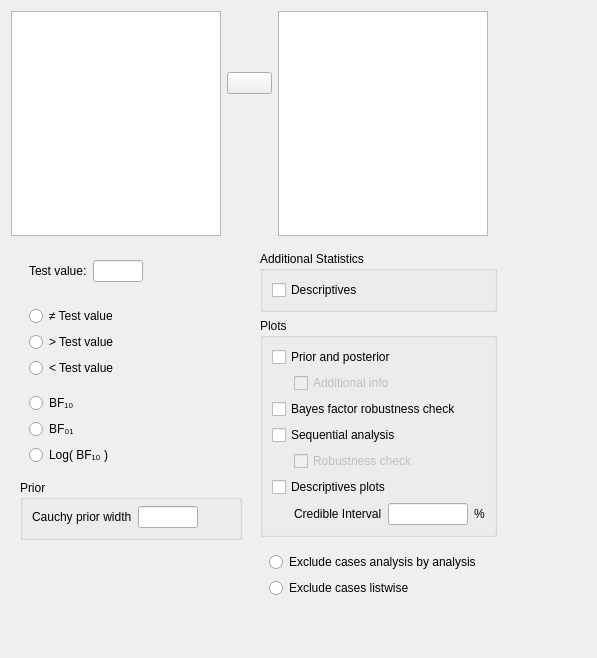
This is JASP-Desktop/analysisforms/ttestbayesianonesampleform.ui in jasp-stats/jasp-desktop as Qt 5 draws it before an edit. The edited form follows.
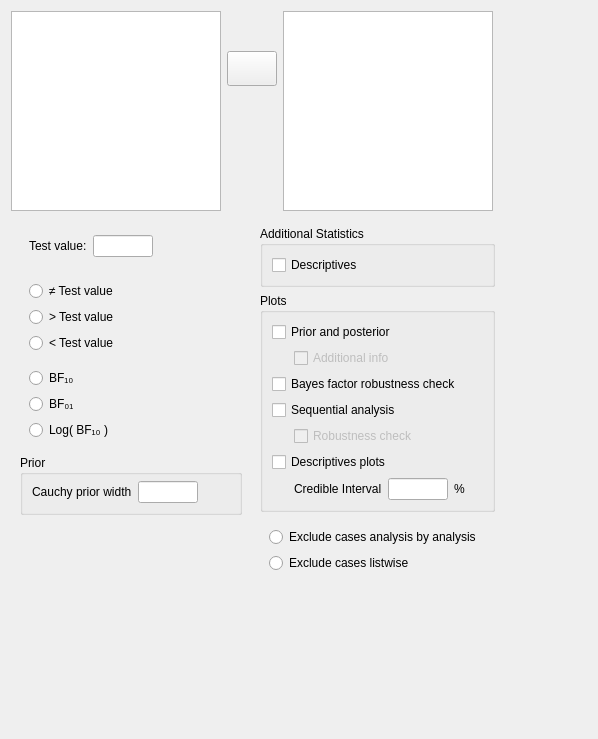
This is the edited form. Custom widgets are drawn as their Qt base class.

What changed in the file:
```diff
--- a/JASP-Desktop/analysisforms/ttestbayesianonesampleform.ui
+++ b/JASP-Desktop/analysisforms/ttestbayesianonesampleform.ui
@@ -6,16 +6,180 @@
    <rect>
     <x>0</x>
     <y>0</y>
-    <width>597</width>
-    <height>658</height>
+    <width>598</width>
+    <height>739</height>
    </rect>
   </property>
   <property name="windowTitle">
    <string>Form</string>
   </property>
-  <layout class="QGridLayout" name="gridLayout">
-   <item row="1" column="0">
+  <layout class="QVBoxLayout" name="verticalLayout">
+   <item>
+    <widget class="QWidget" name="topWidget" native="true">
+     <property name="sizePolicy">
+      <sizepolicy hsizetype="Fixed" vsizetype="Fixed">
+       <horstretch>0</horstretch>
+       <verstretch>0</verstretch>
+      </sizepolicy>
+     </property>
+     <property name="minimumSize">
+      <size>
+       <width>0</width>
+       <height>0</height>
+      </size>
+     </property>
+     <layout class="QGridLayout" name="gridLayout_8">
+      <property name="leftMargin">
+       <number>0</number>
+      </property>
+      <property name="topMargin">
+       <number>0</number>
+      </property>
+      <property name="rightMargin">
+       <number>0</number>
+      </property>
+      <property name="bottomMargin">
+       <number>0</number>
+      </property>
+      <item row="0" column="1">
+       <widget class="QWidget" name="widget_2" native="true">
+        <property name="sizePolicy">
+         <sizepolicy hsizetype="Fixed" vsizetype="Preferred">
+          <horstretch>0</horstretch>
+          <verstretch>0</verstretch>
+         </sizepolicy>
+        </property>
+        <layout class="QGridLayout" name="gridLayout_7">
+         <property name="leftMargin">
+          <number>0</number>
+         </property>
+         <property name="topMargin">
+          <number>0</number>
+         </property>
+         <property name="rightMargin">
+          <number>0</number>
+         </property>
+         <property name="bottomMargin">
+          <number>0</number>
+         </property>
+         <item row="1" column="0">
+          <widget class="AssignButton" name="buttonAssign_main_fields">
+           <property name="sizePolicy">
+            <sizepolicy hsizetype="Fixed" vsizetype="Fixed">
+             <horstretch>0</horstretch>
+             <verstretch>0</verstretch>
+            </sizepolicy>
+           </property>
+           <property name="minimumSize">
+            <size>
+             <width>50</width>
+             <height>35</height>
+            </size>
+           </property>
+           <property name="maximumSize">
+            <size>
+             <width>50</width>
+             <height>35</height>
+            </size>
+           </property>
+           <property name="text">
+            <string/>
+           </property>
+          </widget>
+         </item>
+         <item row="3" column="0">
+          <spacer name="verticalSpacer_4">
+           <property name="orientation">
+            <enum>Qt::Vertical</enum>
+           </property>
+           <property name="sizeHint" stdset="0">
+            <size>
+             <width>20</width>
+             <height>40</height>
+            </size>
+           </property>
+          </spacer>
+         </item>
+         <item row="0" column="0">
+          <spacer name="verticalSpacer_3">
+           <property name="orientation">
+            <enum>Qt::Vertical</enum>
+           </property>
+           <property name="sizeType">
+            <enum>QSizePolicy::Fixed</enum>
+           </property>
+           <property name="sizeHint" stdset="0">
+            <size>
+             <width>20</width>
+             <height>40</height>
+            </size>
+           </property>
+          </spacer>
+         </item>
+        </layout>
+       </widget>
+      </item>
+      <item row="0" column="2">
+       <widget class="BoundListView" name="variables">
+        <property name="sizePolicy">
+         <sizepolicy hsizetype="Fixed" vsizetype="Fixed">
+          <horstretch>0</horstretch>
+          <verstretch>0</verstretch>
+         </sizepolicy>
+        </property>
+        <property name="minimumSize">
+         <size>
+          <width>210</width>
+          <height>200</height>
+         </size>
+        </property>
+        <property name="maximumSize">
+         <size>
+          <width>210</width>
+          <height>200</height>
+         </size>
+        </property>
+        <property name="selectionMode">
+         <enum>QAbstractItemView::ExtendedSelection</enum>
+        </property>
+       </widget>
+      </item>
+      <item row="0" column="0">
+       <widget class="AvailableFieldsListView" name="listAvailableFields">
+        <property name="sizePolicy">
+         <sizepolicy hsizetype="Fixed" vsizetype="Fixed">
+          <horstretch>0</horstretch>
+          <verstretch>0</verstretch>
+         </sizepolicy>
+        </property>
+        <property name="minimumSize">
+         <size>
+          <width>210</width>
+          <height>200</height>
+         </size>
+        </property>
+        <property name="maximumSize">
+         <size>
+          <width>210</width>
+          <height>200</height>
+         </size>
+        </property>
+        <property name="selectionMode">
+         <enum>QAbstractItemView::ExtendedSelection</enum>
+        </property>
+       </widget>
+      </item>
+     </layout>
+    </widget>
+   </item>
+   <item>
     <widget class="QWidget" name="options" native="true">
+     <property name="sizePolicy">
+      <sizepolicy hsizetype="Fixed" vsizetype="Fixed">
+       <horstretch>0</horstretch>
+       <verstretch>0</verstretch>
+      </sizepolicy>
+     </property>
      <layout class="QGridLayout" name="gridLayout_10">
       <property name="leftMargin">
        <number>0</number>
@@ -52,6 +216,12 @@
            <layout class="QGridLayout" name="gridLayout_5">
             <item row="0" column="0">
              <widget class="QLabel" name="label_3">
+              <property name="sizePolicy">
+               <sizepolicy hsizetype="Fixed" vsizetype="Fixed">
+                <horstretch>0</horstretch>
+                <verstretch>0</verstretch>
+               </sizepolicy>
+              </property>
               <property name="text">
                <string>Test value:</string>
               </property>
@@ -60,14 +230,20 @@
             <item row="0" column="1">
              <widget class="BoundTextBox" name="testValue">
               <property name="sizePolicy">
-               <sizepolicy hsizetype="Fixed" vsizetype="Fixed">
+               <sizepolicy hsizetype="Fixed" vsizetype="Preferred">
                 <horstretch>0</horstretch>
                 <verstretch>0</verstretch>
                </sizepolicy>
               </property>
+              <property name="minimumSize">
+               <size>
+                <width>60</width>
+                <height>0</height>
+               </size>
+              </property>
               <property name="maximumSize">
                <size>
-                <width>50</width>
+                <width>60</width>
                 <height>16777215</height>
                </size>
               </property>
@@ -98,21 +274,14 @@
             <property name="topMargin">
              <number>6</number>
             </property>
-            <item row="0" column="2">
-             <spacer name="horizontalSpacer_2">
-              <property name="orientation">
-               <enum>Qt::Horizontal</enum>
-              </property>
-              <property name="sizeHint" stdset="0">
-               <size>
-                <width>81</width>
-                <height>20</height>
-               </size>
-              </property>
-             </spacer>
-            </item>
             <item row="0" column="0">
              <widget class="QLabel" name="label">
+              <property name="sizePolicy">
+               <sizepolicy hsizetype="Fixed" vsizetype="Fixed">
+                <horstretch>0</horstretch>
+                <verstretch>0</verstretch>
+               </sizepolicy>
+              </property>
               <property name="text">
                <string>Cauchy prior width</string>
               </property>
@@ -120,6 +289,12 @@
             </item>
             <item row="0" column="1">
              <widget class="BoundTextBox" name="priorWidth">
+              <property name="sizePolicy">
+               <sizepolicy hsizetype="Fixed" vsizetype="Preferred">
+                <horstretch>0</horstretch>
+                <verstretch>0</verstretch>
+               </sizepolicy>
+              </property>
               <property name="minimumSize">
                <size>
                 <width>60</width>
@@ -134,6 +309,19 @@
               </property>
              </widget>
             </item>
+            <item row="0" column="2">
+             <spacer name="horizontalSpacer_2">
+              <property name="orientation">
+               <enum>Qt::Horizontal</enum>
+              </property>
+              <property name="sizeHint" stdset="0">
+               <size>
+                <width>81</width>
+                <height>20</height>
+               </size>
+              </property>
+             </spacer>
+            </item>
            </layout>
           </widget>
          </item>
@@ -148,25 +336,56 @@
            <layout class="QGridLayout" name="gridLayout_13">
             <item row="1" column="0">
              <widget class="QRadioButton" name="_2">
+              <property name="sizePolicy">
+               <sizepolicy hsizetype="Fixed" vsizetype="Fixed">
+                <horstretch>0</horstretch>
+                <verstretch>0</verstretch>
+               </sizepolicy>
+              </property>
               <property name="text">
                <string>BF₀₁</string>
               </property>
              </widget>
             </item>
-            <item row="0" column="0">
-             <widget class="QRadioButton" name="_1">
-              <property name="text">
-               <string>BF₁₀</string>
-              </property>
-             </widget>
-            </item>
             <item row="2" column="0">
              <widget class="QRadioButton" name="_3">
+              <property name="sizePolicy">
+               <sizepolicy hsizetype="Fixed" vsizetype="Fixed">
+                <horstretch>0</horstretch>
+                <verstretch>0</verstretch>
+               </sizepolicy>
+              </property>
               <property name="text">
                <string>Log( BF₁₀ )</string>
               </property>
              </widget>
             </item>
+            <item row="0" column="0">
+             <widget class="QRadioButton" name="_1">
+              <property name="sizePolicy">
+               <sizepolicy hsizetype="Fixed" vsizetype="Fixed">
+                <horstretch>0</horstretch>
+                <verstretch>0</verstretch>
+               </sizepolicy>
+              </property>
+              <property name="text">
+               <string>BF₁₀</string>
+              </property>
+             </widget>
+            </item>
+            <item row="0" column="1" rowspan="3">
+             <spacer name="horizontalSpacer">
+              <property name="orientation">
+               <enum>Qt::Horizontal</enum>
+              </property>
+              <property name="sizeHint" stdset="0">
+               <size>
+                <width>40</width>
+                <height>20</height>
+               </size>
+              </property>
+             </spacer>
+            </item>
            </layout>
           </widget>
          </item>
@@ -195,49 +414,102 @@
             <property name="bottomMargin">
              <number>0</number>
             </property>
-            <item row="2" column="0">
-             <widget class="QRadioButton" name="_3oneTailedLessThan">
-              <property name="text">
-               <string>&lt; Test value</string>
-              </property>
-             </widget>
-            </item>
             <item row="0" column="0">
              <widget class="QRadioButton" name="_1twoTailed">
+              <property name="sizePolicy">
+               <sizepolicy hsizetype="Fixed" vsizetype="Fixed">
+                <horstretch>0</horstretch>
+                <verstretch>0</verstretch>
+               </sizepolicy>
+              </property>
               <property name="text">
                <string>≠ Test value</string>
               </property>
              </widget>
             </item>
+            <item row="2" column="0">
+             <widget class="QRadioButton" name="_3oneTailedLessThan">
+              <property name="sizePolicy">
+               <sizepolicy hsizetype="Fixed" vsizetype="Fixed">
+                <horstretch>0</horstretch>
+                <verstretch>0</verstretch>
+               </sizepolicy>
+              </property>
+              <property name="text">
+               <string>&lt; Test value</string>
+              </property>
+             </widget>
+            </item>
             <item row="1" column="0">
              <widget class="QRadioButton" name="_2oneTailedGreaterThan">
+              <property name="sizePolicy">
+               <sizepolicy hsizetype="Fixed" vsizetype="Fixed">
+                <horstretch>0</horstretch>
+                <verstretch>0</verstretch>
+               </sizepolicy>
+              </property>
               <property name="text">
                <string>&gt; Test value</string>
               </property>
              </widget>
             </item>
+            <item row="0" column="1" rowspan="2">
+             <spacer name="horizontalSpacer_4">
+              <property name="orientation">
+               <enum>Qt::Horizontal</enum>
+              </property>
+              <property name="sizeHint" stdset="0">
+               <size>
+                <width>40</width>
+                <height>20</height>
+               </size>
+              </property>
+             </spacer>
+            </item>
            </layout>
           </widget>
          </item>
         </layout>
        </widget>
       </item>
-      <item row="0" column="2">
-       <spacer name="horizontalSpacer">
-        <property name="orientation">
-         <enum>Qt::Horizontal</enum>
-        </property>
-        <property name="sizeHint" stdset="0">
-         <size>
-          <width>107</width>
-          <height>20</height>
-         </size>
-        </property>
-       </spacer>
-      </item>
       <item row="0" column="1">
        <widget class="QWidget" name="widget_3" native="true">
         <layout class="QGridLayout" name="gridLayout_2">
+         <item row="0" column="0">
+          <widget class="GroupBox" name="additionalStatisticsGroup">
+           <property name="title">
+            <string>Additional Statistics</string>
+           </property>
+           <layout class="QGridLayout" name="gridLayout_3">
+            <item row="0" column="0">
+             <widget class="BoundCheckBox" name="descriptives">
+              <property name="sizePolicy">
+               <sizepolicy hsizetype="Fixed" vsizetype="Fixed">
+                <horstretch>0</horstretch>
+                <verstretch>0</verstretch>
+               </sizepolicy>
+              </property>
+              <property name="text">
+               <string>Descriptives</string>
+              </property>
+             </widget>
+            </item>
+            <item row="0" column="1">
+             <spacer name="horizontalSpacer_5">
+              <property name="orientation">
+               <enum>Qt::Horizontal</enum>
+              </property>
+              <property name="sizeHint" stdset="0">
+               <size>
+                <width>40</width>
+                <height>20</height>
+               </size>
+              </property>
+             </spacer>
+            </item>
+           </layout>
+          </widget>
+         </item>
          <item row="2" column="0">
           <widget class="BoundGroupBox" name="missingValues" native="true">
            <property name="title" stdset="0">
@@ -252,6 +524,12 @@
             </property>
             <item row="0" column="0">
              <widget class="QRadioButton" name="_1excludeAnalysisByAnalysis">
+              <property name="sizePolicy">
+               <sizepolicy hsizetype="Fixed" vsizetype="Fixed">
+                <horstretch>0</horstretch>
+                <verstretch>0</verstretch>
+               </sizepolicy>
+              </property>
               <property name="text">
                <string>Exclude cases analysis by analysis</string>
               </property>
@@ -259,39 +537,29 @@
             </item>
             <item row="1" column="0">
              <widget class="QRadioButton" name="_2excludeListwise">
+              <property name="sizePolicy">
+               <sizepolicy hsizetype="Fixed" vsizetype="Fixed">
+                <horstretch>0</horstretch>
+                <verstretch>0</verstretch>
+               </sizepolicy>
+              </property>
               <property name="text">
                <string>Exclude cases listwise</string>
               </property>
              </widget>
             </item>
-           </layout>
-          </widget>
-         </item>
-         <item row="3" column="0">
-          <spacer name="verticalSpacer_2">
-           <property name="orientation">
-            <enum>Qt::Vertical</enum>
-           </property>
-           <property name="sizeHint" stdset="0">
-            <size>
-             <width>20</width>
-             <height>40</height>
-            </size>
-           </property>
-          </spacer>
-         </item>
-         <item row="0" column="0">
-          <widget class="GroupBox" name="additionalStatisticsGroup">
-           <property name="title">
-            <string>Additional Statistics</string>
-           </property>
-           <layout class="QGridLayout" name="gridLayout_3">
-            <item row="0" column="0">
-             <widget class="BoundCheckBox" name="descriptives">
-              <property name="text">
-               <string>Descriptives</string>
+            <item row="0" column="1" rowspan="2">
+             <spacer name="horizontalSpacer_6">
+              <property name="orientation">
+               <enum>Qt::Horizontal</enum>
               </property>
-             </widget>
+              <property name="sizeHint" stdset="0">
+               <size>
+                <width>5</width>
+                <height>20</height>
+               </size>
+              </property>
+             </spacer>
             </item>
            </layout>
           </widget>
@@ -302,13 +570,6 @@
             <string>Plots</string>
            </property>
            <layout class="QGridLayout" name="gridLayout_4">
-            <item row="6" column="0" colspan="3">
-             <widget class="BoundCheckBox" name="descriptivesPlots">
-              <property name="text">
-               <string>Descriptives plots</string>
-              </property>
-             </widget>
-            </item>
             <item row="5" column="0">
              <widget class="QWidget" name="widget_4" native="true">
               <property name="maximumSize">
@@ -321,13 +582,54 @@
             </item>
             <item row="4" column="0" colspan="3">
              <widget class="BoundCheckBox" name="plotSequentialAnalysis">
+              <property name="sizePolicy">
+               <sizepolicy hsizetype="Fixed" vsizetype="Fixed">
+                <horstretch>0</horstretch>
+                <verstretch>0</verstretch>
+               </sizepolicy>
+              </property>
               <property name="text">
                <string>Sequential analysis</string>
               </property>
              </widget>
             </item>
+            <item row="2" column="1" colspan="4">
+             <widget class="BoundCheckBox" name="plotPriorAndPosteriorAdditionalInfo">
+              <property name="enabled">
+               <bool>false</bool>
+              </property>
+              <property name="sizePolicy">
+               <sizepolicy hsizetype="Fixed" vsizetype="Fixed">
+                <horstretch>0</horstretch>
+                <verstretch>0</verstretch>
+               </sizepolicy>
+              </property>
+              <property name="text">
+               <string>Additional info</string>
+              </property>
+             </widget>
+            </item>
+            <item row="6" column="0" colspan="3">
+             <widget class="BoundCheckBox" name="descriptivesPlots">
+              <property name="sizePolicy">
+               <sizepolicy hsizetype="Fixed" vsizetype="Fixed">
+                <horstretch>0</horstretch>
+                <verstretch>0</verstretch>
+               </sizepolicy>
+              </property>
+              <property name="text">
+               <string>Descriptives plots</string>
+              </property>
+             </widget>
+            </item>
             <item row="3" column="0" colspan="3">
              <widget class="BoundCheckBox" name="plotBayesFactorRobustness">
+              <property name="sizePolicy">
+               <sizepolicy hsizetype="Fixed" vsizetype="Fixed">
+                <horstretch>0</horstretch>
+                <verstretch>0</verstretch>
+               </sizepolicy>
+              </property>
               <property name="text">
                <string>Bayes factor robustness check</string>
               </property>
@@ -335,48 +637,99 @@
             </item>
             <item row="0" column="0" colspan="3">
              <widget class="BoundCheckBox" name="plotPriorAndPosterior">
+              <property name="sizePolicy">
+               <sizepolicy hsizetype="Fixed" vsizetype="Fixed">
+                <horstretch>0</horstretch>
+                <verstretch>0</verstretch>
+               </sizepolicy>
+              </property>
               <property name="text">
                <string>Prior and posterior</string>
               </property>
              </widget>
             </item>
-            <item row="7" column="4">
-             <widget class="QLabel" name="label_4">
-              <property name="text">
-               <string>%</string>
-              </property>
-             </widget>
-            </item>
-            <item row="7" column="1">
-             <widget class="QLabel" name="label_2">
-              <property name="text">
-               <string>Credible Interval</string>
-              </property>
-             </widget>
-            </item>
-            <item row="7" column="2" colspan="2">
-             <widget class="BoundTextBox" name="descriptivesPlotsCredibleInterval"/>
-            </item>
-            <item row="2" column="1" colspan="4">
-             <widget class="BoundCheckBox" name="plotPriorAndPosteriorAdditionalInfo">
-              <property name="enabled">
-               <bool>false</bool>
-              </property>
-              <property name="text">
-               <string>Additional info</string>
-              </property>
-             </widget>
-            </item>
             <item row="5" column="1" colspan="4">
              <widget class="BoundCheckBox" name="plotSequentialAnalysisRobustness">
               <property name="enabled">
                <bool>false</bool>
               </property>
+              <property name="sizePolicy">
+               <sizepolicy hsizetype="Fixed" vsizetype="Fixed">
+                <horstretch>0</horstretch>
+                <verstretch>0</verstretch>
+               </sizepolicy>
+              </property>
               <property name="text">
                <string>Robustness check</string>
               </property>
              </widget>
             </item>
+            <item row="7" column="1" colspan="4">
+             <widget class="QWidget" name="horizontalWidget" native="true">
+              <layout class="QHBoxLayout" name="horizontalLayout">
+               <property name="leftMargin">
+                <number>0</number>
+               </property>
+               <property name="topMargin">
+                <number>0</number>
+               </property>
+               <property name="rightMargin">
+                <number>0</number>
+               </property>
+               <property name="bottomMargin">
+                <number>0</number>
+               </property>
+               <item>
+                <widget class="QLabel" name="label_2">
+                 <property name="sizePolicy">
+                  <sizepolicy hsizetype="Fixed" vsizetype="Fixed">
+                   <horstretch>0</horstretch>
+                   <verstretch>0</verstretch>
+                  </sizepolicy>
+                 </property>
+                 <property name="text">
+                  <string>Credible Interval</string>
+                 </property>
+                </widget>
+               </item>
+               <item>
+                <widget class="BoundTextBox" name="descriptivesPlotsCredibleInterval">
+                 <property name="sizePolicy">
+                  <sizepolicy hsizetype="Fixed" vsizetype="Preferred">
+                   <horstretch>0</horstretch>
+                   <verstretch>0</verstretch>
+                  </sizepolicy>
+                 </property>
+                 <property name="minimumSize">
+                  <size>
+                   <width>60</width>
+                   <height>0</height>
+                  </size>
+                 </property>
+                 <property name="maximumSize">
+                  <size>
+                   <width>60</width>
+                   <height>16777215</height>
+                  </size>
+                 </property>
+                </widget>
+               </item>
+               <item>
+                <widget class="QLabel" name="label_4">
+                 <property name="sizePolicy">
+                  <sizepolicy hsizetype="Preferred" vsizetype="Preferred">
+                   <horstretch>0</horstretch>
+                   <verstretch>0</verstretch>
+                  </sizepolicy>
+                 </property>
+                 <property name="text">
+                  <string>%</string>
+                 </property>
+                </widget>
+               </item>
+              </layout>
+             </widget>
+            </item>
            </layout>
           </widget>
          </item>
@@ -386,172 +739,18 @@
      </layout>
     </widget>
    </item>
-   <item row="0" column="0">
-    <widget class="QWidget" name="widget" native="true">
-     <property name="sizePolicy">
-      <sizepolicy hsizetype="Fixed" vsizetype="Preferred">
-       <horstretch>0</horstretch>
-       <verstretch>0</verstretch>
-      </sizepolicy>
+   <item>
+    <spacer name="verticalSpacer_2">
+     <property name="orientation">
+      <enum>Qt::Vertical</enum>
      </property>
-     <property name="minimumSize">
+     <property name="sizeHint" stdset="0">
       <size>
-       <width>573</width>
-       <height>0</height>
+       <width>20</width>
+       <height>40</height>
       </size>
      </property>
-     <layout class="QGridLayout" name="gridLayout_8">
-      <property name="leftMargin">
-       <number>0</number>
-      </property>
-      <property name="topMargin">
-       <number>0</number>
-      </property>
-      <property name="rightMargin">
-       <number>0</number>
-      </property>
-      <property name="bottomMargin">
-       <number>0</number>
-      </property>
-      <item row="0" column="2">
-       <widget class="BoundListView" name="variables">
-        <property name="sizePolicy">
-         <sizepolicy hsizetype="Maximum" vsizetype="Expanding">
-          <horstretch>0</horstretch>
-          <verstretch>0</verstretch>
-         </sizepolicy>
-        </property>
-        <property name="minimumSize">
-         <size>
-          <width>0</width>
-          <height>200</height>
-         </size>
-        </property>
-        <property name="maximumSize">
-         <size>
-          <width>210</width>
-          <height>16777215</height>
-         </size>
-        </property>
-        <property name="selectionMode">
-         <enum>QAbstractItemView::ExtendedSelection</enum>
-        </property>
-       </widget>
-      </item>
-      <item row="0" column="1">
-       <widget class="QWidget" name="widget_2" native="true">
-        <property name="sizePolicy">
-         <sizepolicy hsizetype="Preferred" vsizetype="Maximum">
-          <horstretch>0</horstretch>
-          <verstretch>0</verstretch>
-         </sizepolicy>
-        </property>
-        <layout class="QGridLayout" name="gridLayout_7">
-         <property name="leftMargin">
-          <number>0</number>
-         </property>
-         <property name="rightMargin">
-          <number>0</number>
-         </property>
-         <item row="1" column="0">
-          <spacer name="verticalSpacer_3">
-           <property name="orientation">
-            <enum>Qt::Vertical</enum>
-           </property>
-           <property name="sizeHint" stdset="0">
-            <size>
-             <width>20</width>
-             <height>40</height>
-            </size>
-           </property>
-          </spacer>
-         </item>
-         <item row="0" column="0">
-          <widget class="AssignButton" name="buttonAssign_main_fields">
-           <property name="minimumSize">
-            <size>
-             <width>0</width>
-             <height>0</height>
-            </size>
-           </property>
-           <property name="maximumSize">
-            <size>
-             <width>50</width>
-             <height>16777215</height>
-            </size>
-           </property>
-           <property name="text">
-            <string/>
-           </property>
-          </widget>
-         </item>
-         <item row="2" column="0">
-          <spacer name="verticalSpacer_4">
-           <property name="orientation">
-            <enum>Qt::Vertical</enum>
-           </property>
-           <property name="sizeHint" stdset="0">
-            <size>
-             <width>20</width>
-             <height>40</height>
-            </size>
-           </property>
-          </spacer>
-         </item>
-        </layout>
-       </widget>
-      </item>
-      <item row="0" column="0">
-       <widget class="AvailableFieldsListView" name="listAvailableFields">
-        <property name="sizePolicy">
-         <sizepolicy hsizetype="Expanding" vsizetype="Expanding">
-          <horstretch>0</horstretch>
-          <verstretch>0</verstretch>
-         </sizepolicy>
-        </property>
-        <property name="minimumSize">
-         <size>
-          <width>0</width>
-          <height>200</height>
-         </size>
-        </property>
-        <property name="maximumSize">
-         <size>
-          <width>210</width>
-          <height>16777215</height>
-         </size>
-        </property>
-        <property name="selectionMode">
-         <enum>QAbstractItemView::ExtendedSelection</enum>
-        </property>
-       </widget>
-      </item>
-      <item row="0" column="3">
-       <widget class="QWidget" name="widget_6" native="true">
-        <property name="minimumSize">
-         <size>
-          <width>90</width>
-          <height>0</height>
-         </size>
-        </property>
-        <layout class="QVBoxLayout" name="verticalLayout_2">
-         <property name="leftMargin">
-          <number>0</number>
-         </property>
-         <property name="topMargin">
-          <number>0</number>
-         </property>
-         <property name="rightMargin">
-          <number>0</number>
-         </property>
-         <property name="bottomMargin">
-          <number>0</number>
-         </property>
-        </layout>
-       </widget>
-      </item>
-     </layout>
-    </widget>
+    </spacer>
    </item>
   </layout>
  </widget>
```
